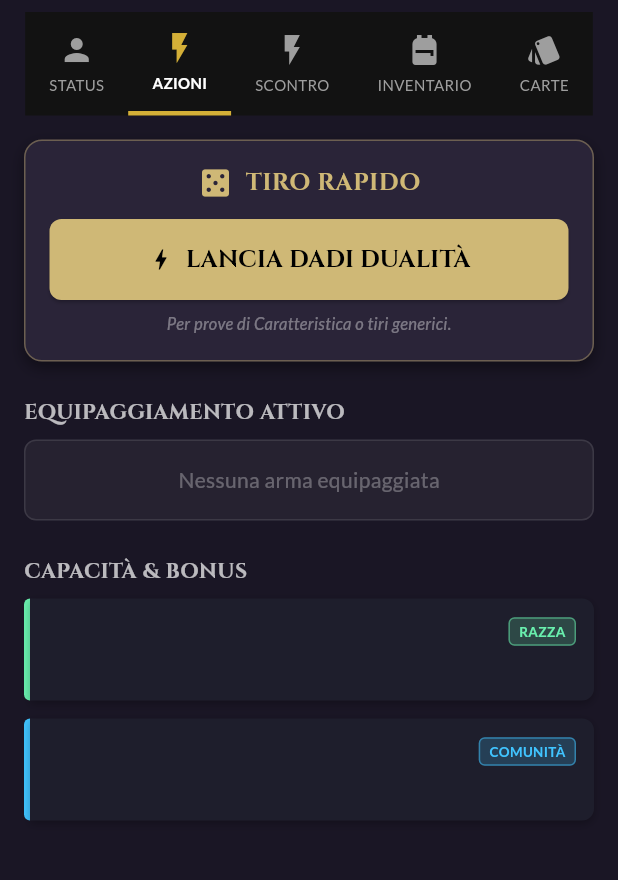
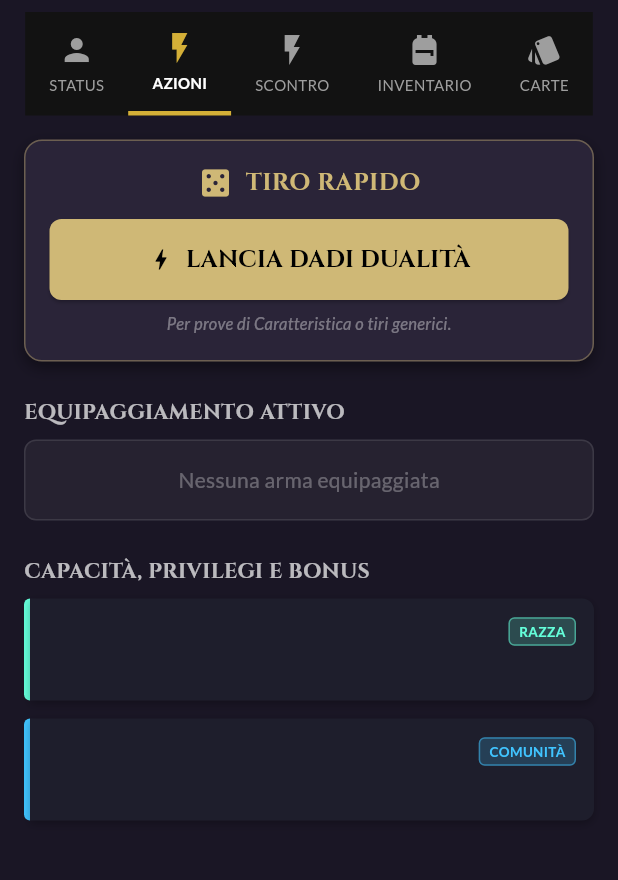
Before and after one commit to CEDITA-afk/daggerheart-companion, a Flutter app: the CharacterSheetScreen screen opened directly with empty values, after a tap on "AZIONI", on a phone screen of 412 x 824 dp, the part 72-952 px from its top. Run offline on Flutter 3.47's test engine with Material 3 defaults, Android fonts, the phone set to English and light mode, and no system bars; our stand-ins replace cloud_firestore, file_picker, firebase_core, google_fonts, pdf, printing and 2 more; missing offline and left inert: universal_html; accounts and stored records are empty.

Commit message:
Add files via upload

```diff
--- a/lib/ui/widgets/tabs/actions_tab.dart
+++ b/lib/ui/widgets/tabs/actions_tab.dart
@@ -1,20 +1,57 @@
 import 'package:flutter/material.dart';
 import 'package:google_fonts/google_fonts.dart';
+import 'dart:convert';
+import 'package:flutter/services.dart';
 import '../../../data/models/character.dart';
 import '../../../data/data_manager.dart';
 import '../dice_roller_dialog.dart';
 
-class ActionsTab extends StatelessWidget {
+class ActionsTab extends StatefulWidget {
   final Character character;
 
   const ActionsTab({super.key, required this.character});
 
+  @override
+  State<ActionsTab> createState() => _ActionsTabState();
+}
+
+class _ActionsTabState extends State<ActionsTab> {
+  // Cache per i dati speciali (Compagno Ranger)
+  Map<String, dynamic>? _companionData;
+  bool _isLoadingSpecial = false;
+
+  @override
+  void initState() {
+    super.initState();
+    _loadSpecialData();
+  }
+
+  /// Carica i dati del Compagno Animale se la classe è Ranger
+  Future<void> _loadSpecialData() async {
+    // Controllo case-insensitive per l'ID della classe
+    if (widget.character.classId.toLowerCase() == 'ranger') {
+      setState(() => _isLoadingSpecial = true);
+      try {
+        // Proviamo a caricare il JSON specifico del compagno
+        final jsonString = await rootBundle.loadString('assets/data/classes/ranger_companion.json');
+        final data = json.decode(jsonString);
+        if (mounted) {
+          setState(() {
+            _companionData = data;
+            _isLoadingSpecial = false;
+          });
+        }
+      } catch (e) {
+        print("Errore caricamento Ranger Companion: $e");
+        if (mounted) setState(() => _isLoadingSpecial = false);
+      }
+    }
+  }
+
   void _rollDualityDice(BuildContext context) {
     showDialog(
       context: context,
-      builder: (ctx) => DiceRollerDialog(
-        character: character,
-      ),
+      builder: (ctx) => DiceRollerDialog(character: widget.character),
     );
   }
 
@@ -22,7 +59,7 @@ class ActionsTab extends StatelessWidget {
     showDialog(
       context: context,
       builder: (ctx) => DiceRollerDialog(
-        character: character,
+        character: widget.character,
         initialModifier: attackMod,
         weaponName: weaponName,
         damageDice: damageDice,
@@ -33,93 +70,97 @@ class ActionsTab extends StatelessWidget {
   @override
   Widget build(BuildContext context) {
     final dhGold = Theme.of(context).primaryColor;
-    final weapons = character.weapons;
+    final char = widget.character;
+    final weapons = char.weapons;
     final dm = DataManager();
 
-    // --- 1. AGGREGAZIONE DI TUTTE LE ABILITÀ ---
+    // Lista unificata di tutte le capacità
     List<Map<String, dynamic>> allAbilities = [];
 
-    // A. CLASSE
-    final classData = dm.getClassById(character.classId);
+    // --- 1. RECUPERO DATI CLASSE ---
+    final classData = dm.getClassById(char.classId);
     if (classData != null) {
-      final features = classData['features'] ?? classData['core_features'];
-      if (features != null && features is List) {
-        for (var f in features) {
-          allAbilities.add({
-            'title': f['name'] ?? 'Abilità Classe',
-            'desc': f['description'] ?? f['text'] ?? '',
-            'source': 'CLASSE',
-            'color': dhGold
-          });
-        }
-      }
+      // A. PRIVILEGI DI CLASSE (Key: "class_features")
+      // I tuoi JSON usano "class_features", aggiungiamo il supporto fallback
+      final features = classData['class_features'] ?? classData['features'] ?? classData['core_features'];
+      _addFeaturesToList(features, 'CLASSE', dhGold, allAbilities);
 
-      // Sottoclasse
-      if (character.subclassId != null && classData['subclasses'] != null) {
+      // B. SOTTOCLASSE
+      if (char.subclassId != null && classData['subclasses'] != null) {
         final subclasses = classData['subclasses'] as List;
         final sub = subclasses.firstWhere(
-          (s) => s['id'] == character.subclassId || s['name'] == character.subclassId,
+          (s) => s['id'] == char.subclassId || s['name'] == char.subclassId,
           orElse: () => null
         );
+
         if (sub != null) {
+          // Descrizione generale sottoclasse
           allAbilities.add({
             'title': sub['name'],
             'desc': sub['description'] ?? sub['text'] ?? 'Abilità della Sottoclasse',
             'source': 'SOTTOCLASSE',
             'color': Colors.purpleAccent
           });
-           // Feature extra sottoclasse
-          if (sub['features'] != null && sub['features'] is List) {
-            for (var f in sub['features']) {
+          // Feature specifiche della sottoclasse
+          _addFeaturesToList(sub['features'], 'SOTTOCLASSE', Colors.purpleAccent, allAbilities);
+        }
+      }
+
+      // C. DRUIDO: FORME BESTIALI
+      if (char.classId.toLowerCase() == 'druido' && classData['beast_forms'] != null) {
+         final forms = classData['beast_forms'] as List;
+         // Creiamo una voce speciale per le forme bestiali
+         for (var form in forms) {
+           String stats = form['stats'] ?? "";
+           String traits = (form['traits'] as List?)?.join(", ") ?? "";
+           String featureText = "";
+
+           if (form['features'] != null) {
+             for (var f in form['features']) {
+               featureText += "\n• ${f['name']}: ${f['text']}";
+             }
+           }
+
            allAbilities.add({
-                'title': f['name'],
-                'desc': f['description'] ?? f['text'] ?? '',
-                'source': 'SOTTOCLASSE',
-                'color': Colors.purpleAccent
+             'title': "Forma: ${form['name']}",
+             'desc': "Stats: $stats\nTratti: $traits$featureText",
+             'source': 'FORMA BESTIALE (Tier ${form['tier']})',
+             'color': Colors.orangeAccent
            });
          }
       }
     }
-      }
+
+    // --- 2. RANGER: COMPAGNO ANIMALE ---
+    if (_companionData != null) {
+       // Aggiungiamo le regole generali del compagno
+       final compFeatures = _companionData!['class_features']; // Usa "class_features" anche qui
+       _addFeaturesToList(compFeatures, 'COMPAGNO', Colors.green, allAbilities);
     }
 
-    // B. RAZZA (ANCESTRY)
-    final ancestryData = dm.getAncestryById(character.ancestryId);
+    // --- 3. RAZZA (ANCESTRY) ---
+    final ancestryData = dm.getAncestryById(char.ancestryId);
     if (ancestryData != null) {
-       // A volte è una lista 'features', a volte l'oggetto stesso ha 'description'
-       if (ancestryData['features'] != null && ancestryData['features'] is List) {
-         for (var f in ancestryData['features']) {
-            allAbilities.add({
-              'title': f['name'] ?? ancestryData['name'],
-              'desc': f['description'] ?? f['text'] ?? '',
-              'source': 'RAZZA',
-              'color': Colors.greenAccent
-            });
-         }
-       } else if (ancestryData['description'] != null || ancestryData['text'] != null) {
-          // Fallback se la razza ha una descrizione diretta
+       // Nei tuoi JSON razza la chiave è "features"
+       if (ancestryData['features'] != null) {
+         _addFeaturesToList(ancestryData['features'], 'RAZZA', Colors.tealAccent, allAbilities);
+       } else {
          allAbilities.add({
             'title': ancestryData['name'] ?? 'Tratto Razziale',
             'desc': ancestryData['description'] ?? ancestryData['text'] ?? '',
             'source': 'RAZZA',
-              'color': Colors.greenAccent
+            'color': Colors.tealAccent
           });
        }
     }
 
-    // C. COMUNITÀ
-    final communityData = dm.getCommunityById(character.communityId);
+    // --- 4. COMUNITÀ ---
+    final communityData = dm.getCommunityById(char.communityId);
     if (communityData != null) {
-       if (communityData['features'] != null && communityData['features'] is List) {
-         for (var f in communityData['features']) {
-            allAbilities.add({
-              'title': f['name'] ?? communityData['name'],
-              'desc': f['description'] ?? f['text'] ?? '',
-              'source': 'COMUNITÀ',
-              'color': Colors.lightBlueAccent
-            });
-         }
-       } else if (communityData['description'] != null || communityData['text'] != null) {
+       // Nei tuoi JSON comunità la chiave è "features"
+       if (communityData['features'] != null) {
+         _addFeaturesToList(communityData['features'], 'COMUNITÀ', Colors.lightBlueAccent, allAbilities);
+       } else {
          allAbilities.add({
             'title': communityData['name'] ?? 'Tratto Comunità',
             'desc': communityData['description'] ?? communityData['text'] ?? '',
@@ -135,13 +176,60 @@ class ActionsTab extends StatelessWidget {
         crossAxisAlignment: CrossAxisAlignment.stretch,
         children: [
 
-          // --- SEZIONE 1: TIRO RAPIDO ---
-          Container(
+          // --- BOX TIRO RAPIDO ---
+          _buildQuickRollSection(context, dhGold),
+
+          const SizedBox(height: 24),
+
+          // --- ARMI ---
+          Text("EQUIPAGGIAMENTO ATTIVO", style: GoogleFonts.cinzel(color: Colors.white70, fontWeight: FontWeight.bold, fontSize: 14)),
+          const SizedBox(height: 8),
+          if (weapons.isEmpty)
+             _buildEmptyState("Nessuna arma equipaggiata")
+          else
+            _buildWeaponsList(context, weapons, dhGold),
+
+          const SizedBox(height: 24),
+
+          // --- LISTA CAPACITÀ ---
+          Text("CAPACITÀ, PRIVILEGI E BONUS", style: GoogleFonts.cinzel(color: Colors.white70, fontWeight: FontWeight.bold, fontSize: 14)),
+          const SizedBox(height: 8),
+
+          if (allAbilities.isEmpty)
+            const Text("Nessuna abilità attiva trovata.", style: TextStyle(color: Colors.grey))
+          else
+            ...allAbilities.map((ab) => _buildAbilityCard(ab)),
+
+          if (_isLoadingSpecial)
+             const Padding(padding: EdgeInsets.all(8.0), child: Center(child: CircularProgressIndicator()))
+        ],
+      ),
+    );
+  }
+
+  // --- HELPER METHODS ---
+
+  void _addFeaturesToList(dynamic features, String source, Color color, List<Map<String, dynamic>> list) {
+    if (features == null) return;
+    if (features is List) {
+      for (var f in features) {
+        list.add({
+          'title': f['name'] ?? 'Abilità',
+          'desc': f['text'] ?? f['description'] ?? f['effect'] ?? '', // I JSON usano "text" prevalentemente
+          'source': source,
+          'color': color
+        });
+      }
+    }
+  }
+
+  Widget _buildQuickRollSection(BuildContext context, Color color) {
+    return Container(
       padding: const EdgeInsets.all(16),
       decoration: BoxDecoration(
         color: const Color(0xFF2A2438),
         borderRadius: BorderRadius.circular(12),
-              border: Border.all(color: dhGold.withOpacity(0.4)),
+        border: Border.all(color: color.withOpacity(0.4)),
         boxShadow: [BoxShadow(color: Colors.black.withOpacity(0.4), blurRadius: 8, offset: const Offset(0, 4))]
       ),
       child: Column(
@@ -149,9 +237,9 @@ class ActionsTab extends StatelessWidget {
           Row(
             mainAxisAlignment: MainAxisAlignment.center,
             children: [
-                    Icon(Icons.casino, color: dhGold),
+              Icon(Icons.casino, color: color),
               const SizedBox(width: 8),
-                    Text("TIRO RAPIDO", style: GoogleFonts.cinzel(color: dhGold, fontWeight: FontWeight.bold, fontSize: 16)),
+              Text("TIRO RAPIDO", style: GoogleFonts.cinzel(color: color, fontWeight: FontWeight.bold, fontSize: 16)),
             ],
           ),
           const SizedBox(height: 12),
@@ -162,7 +250,7 @@ class ActionsTab extends StatelessWidget {
               icon: const Icon(Icons.bolt, color: Colors.black),
               label: const Text("LANCIA DADI DUALITÀ"),
               style: ElevatedButton.styleFrom(
-                      backgroundColor: dhGold,
+                backgroundColor: color,
                 foregroundColor: Colors.black,
                 padding: const EdgeInsets.symmetric(vertical: 16),
                 textStyle: const TextStyle(fontWeight: FontWeight.bold, fontSize: 16, fontFamily: 'Cinzel'),
@@ -170,27 +258,14 @@ class ActionsTab extends StatelessWidget {
             ),
           ),
           const SizedBox(height: 8),
-                const Text(
-                  "Per prove di Caratteristica o tiri generici.",
-                  style: TextStyle(color: Colors.white38, fontSize: 11, fontStyle: FontStyle.italic),
-                ),
+          const Text("Per prove di Caratteristica o tiri generici.", style: TextStyle(color: Colors.white38, fontSize: 11, fontStyle: FontStyle.italic)),
         ],
       ),
-          ),
+    );
+  }
 
-          const SizedBox(height: 24),
-
-          // --- SEZIONE 2: ARMI ---
-          Text(
-            "EQUIPAGGIAMENTO ATTIVO",
-            style: GoogleFonts.cinzel(color: Colors.white70, fontWeight: FontWeight.bold, fontSize: 14),
-          ),
-          const SizedBox(height: 8),
-
-          if (weapons.isEmpty)
-             _buildEmptyState("Nessuna arma equipaggiata")
-          else
-            ListView.builder(
+  Widget _buildWeaponsList(BuildContext context, List<String> weapons, Color color) {
+    return ListView.builder(
       shrinkWrap: true,
       physics: const NeverScrollableScrollPhysics(),
       itemCount: weapons.length,
@@ -199,20 +274,13 @@ class ActionsTab extends StatelessWidget {
         return Card(
           color: const Color(0xFF2C2C2C),
           margin: const EdgeInsets.only(bottom: 12),
-                  shape: RoundedRectangleBorder(
-                    borderRadius: BorderRadius.circular(10),
-                    side: const BorderSide(color: Colors.white10),
-                  ),
+          shape: RoundedRectangleBorder(borderRadius: BorderRadius.circular(10), side: const BorderSide(color: Colors.white10)),
           child: ListTile(
             contentPadding: const EdgeInsets.symmetric(horizontal: 16, vertical: 8),
             leading: Container(
               padding: const EdgeInsets.all(8),
-                      decoration: BoxDecoration(
-                        color: Colors.black26,
-                        borderRadius: BorderRadius.circular(8),
-                        border: Border.all(color: dhGold.withOpacity(0.5))
-                      ),
-                      child: Icon(Icons.colorize, color: dhGold),
+              decoration: BoxDecoration(color: Colors.black26, borderRadius: BorderRadius.circular(8), border: Border.all(color: color.withOpacity(0.5))),
+              child: Icon(Icons.colorize, color: color),
             ),
             title: Text(weaponName, style: const TextStyle(color: Colors.white, fontWeight: FontWeight.bold)),
             subtitle: const Text("Tocca ATTACCA per il danno", style: TextStyle(color: Colors.grey, fontSize: 12)),
@@ -229,65 +297,32 @@ class ActionsTab extends StatelessWidget {
           ),
         );
       },
-            ),
-
-          const SizedBox(height: 24),
-
-          // --- SEZIONE 3: TRATTI E ABILITÀ (TUTTI) ---
-          if (allAbilities.isNotEmpty) ...[
-            Text(
-              "CAPACITÀ & BONUS",
-              style: GoogleFonts.cinzel(color: Colors.white70, fontWeight: FontWeight.bold, fontSize: 14),
-            ),
-            const SizedBox(height: 8),
-            ...allAbilities.map((ability) => _buildAbilityCard(
-              context,
-              ability['title'],
-              ability['desc'],
-              ability['source'],
-              ability['color']
-            )),
-          ],
-        ],
-      ),
     );
   }
 
   Widget _buildEmptyState(String text) {
     return Container(
       padding: const EdgeInsets.all(16),
-      decoration: BoxDecoration(
-        color: Colors.white.withOpacity(0.05),
-        borderRadius: BorderRadius.circular(8),
-        border: Border.all(color: Colors.white10)
-      ),
+      decoration: BoxDecoration(color: Colors.white.withOpacity(0.05), borderRadius: BorderRadius.circular(8), border: Border.all(color: Colors.white10)),
       child: Center(child: Text(text, style: const TextStyle(color: Colors.white30))),
     );
   }
 
-  Widget _buildAbilityCard(BuildContext context, String title, String description, String source, Color accentColor) {
+  Widget _buildAbilityCard(Map<String, dynamic> ability) {
     return Container(
       margin: const EdgeInsets.only(bottom: 12),
       child: IntrinsicHeight(
         child: Row(
           crossAxisAlignment: CrossAxisAlignment.stretch,
           children: [
-            // Banda colorata laterale
-            Container(
-              width: 4,
-              decoration: BoxDecoration(
-                color: accentColor,
-                borderRadius: const BorderRadius.only(topLeft: Radius.circular(8), bottomLeft: Radius.circular(8)),
-              ),
-            ),
-            // Contenuto
+            Container(width: 4, decoration: BoxDecoration(color: ability['color'], borderRadius: const BorderRadius.only(topLeft: Radius.circular(8), bottomLeft: Radius.circular(8)))),
             Expanded(
               child: Container(
                 padding: const EdgeInsets.all(12),
-                decoration: BoxDecoration(
-                  color: const Color(0xFF1E1E2C),
-                  borderRadius: const BorderRadius.only(topRight: Radius.circular(8), bottomRight: Radius.circular(8)),
-                  boxShadow: [BoxShadow(color: Colors.black26, blurRadius: 4, offset: const Offset(0, 2))]
+                decoration: const BoxDecoration(
+                  color: Color(0xFF1E1E2C),
+                  borderRadius: BorderRadius.only(topRight: Radius.circular(8), bottomRight: Radius.circular(8)),
+                  boxShadow: [BoxShadow(color: Colors.black26, blurRadius: 4, offset: Offset(0, 2))]
                 ),
                 child: Column(
                   crossAxisAlignment: CrossAxisAlignment.start,
@@ -297,7 +332,7 @@ class ActionsTab extends StatelessWidget {
                       children: [
                         Expanded(
                           child: Text(
-                            title.toUpperCase(),
+                            (ability['title'] ?? "Abilità").toString().toUpperCase(),
                             style: GoogleFonts.cinzel(color: Colors.white, fontWeight: FontWeight.bold, fontSize: 14),
                             overflow: TextOverflow.ellipsis,
                           ),
@@ -305,19 +340,16 @@ class ActionsTab extends StatelessWidget {
                         Container(
                           padding: const EdgeInsets.symmetric(horizontal: 6, vertical: 2),
                           decoration: BoxDecoration(
-                            color: accentColor.withOpacity(0.2),
+                            color: (ability['color'] as Color).withOpacity(0.2),
                             borderRadius: BorderRadius.circular(4),
-                            border: Border.all(color: accentColor.withOpacity(0.5))
+                            border: Border.all(color: (ability['color'] as Color).withOpacity(0.5))
                           ),
-                          child: Text(source, style: TextStyle(color: accentColor, fontSize: 9, fontWeight: FontWeight.bold)),
+                          child: Text(ability['source'], style: TextStyle(color: ability['color'], fontSize: 9, fontWeight: FontWeight.bold)),
                         )
                       ],
                     ),
                     const SizedBox(height: 6),
-                    Text(
-                      description,
-                      style: const TextStyle(color: Colors.white70, fontSize: 13, height: 1.4)
-                    ),
+                    Text(ability['desc'], style: const TextStyle(color: Colors.white70, fontSize: 13, height: 1.4)),
                   ],
                 ),
               ),
```
Lines whose indentation alone changed are shown as unchanged.
